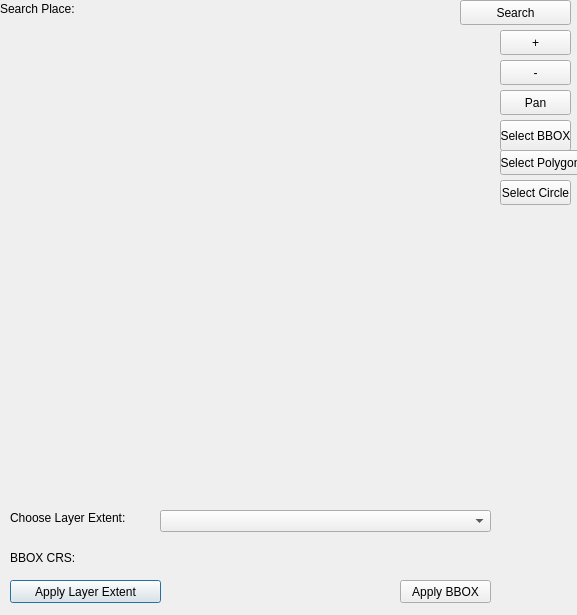
sparqlunicorn/sparqlunicornGoesGIS, file dialogs/ui/bboxdialog.ui: the form before one commit.
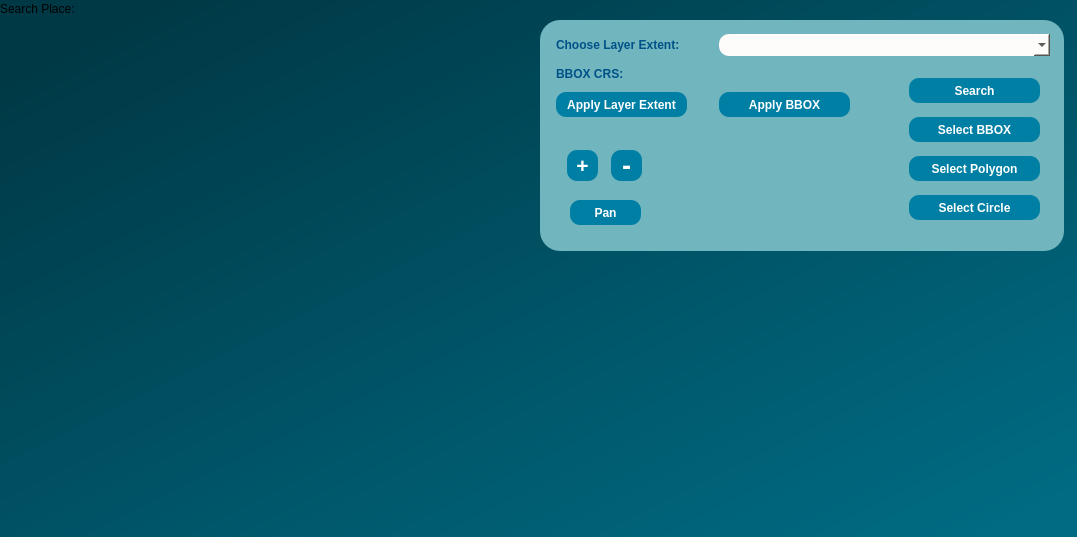
The form after the commit.

Patch:
```diff
--- a/dialogs/ui/bboxdialog.ui
+++ b/dialogs/ui/bboxdialog.ui
@@ -6,140 +6,18 @@
    <rect>
     <x>0</x>
     <y>0</y>
-    <width>577</width>
-    <height>615</height>
+    <width>1077</width>
+    <height>537</height>
    </rect>
   </property>
   <property name="windowTitle">
    <string>Dialog</string>
   </property>
-  <widget class="QLabel" name="chooseLayerLabel">
-   <property name="geometry">
-    <rect>
-     <x>10</x>
-     <y>510</y>
-     <width>151</width>
-     <height>16</height>
-    </rect>
-   </property>
-   <property name="text">
-    <string>Choose Layer Extent:</string>
-   </property>
-  </widget>
-  <widget class="QComboBox" name="chooseBBOXLayer">
-   <property name="geometry">
-    <rect>
-     <x>160</x>
-     <y>510</y>
-     <width>331</width>
-     <height>22</height>
-    </rect>
-   </property>
-  </widget>
-  <widget class="QPushButton" name="b2">
-   <property name="geometry">
-    <rect>
-     <x>10</x>
-     <y>580</y>
-     <width>151</width>
-     <height>23</height>
-    </rect>
-   </property>
-   <property name="text">
-    <string>Apply Layer Extent</string>
-   </property>
-  </widget>
-  <widget class="QPushButton" name="b1">
-   <property name="geometry">
-    <rect>
-     <x>400</x>
-     <y>580</y>
-     <width>91</width>
-     <height>23</height>
-    </rect>
-   </property>
-   <property name="text">
-    <string>Apply BBOX</string>
-   </property>
-  </widget>
-  <widget class="QPushButton" name="zoomIn">
-   <property name="geometry">
-    <rect>
-     <x>500</x>
-     <y>30</y>
-     <width>71</width>
-     <height>25</height>
-    </rect>
-   </property>
-   <property name="text">
-    <string>+</string>
-   </property>
-  </widget>
-  <widget class="QPushButton" name="zoomOut">
-   <property name="geometry">
-    <rect>
-     <x>500</x>
-     <y>60</y>
-     <width>71</width>
-     <height>25</height>
-    </rect>
-   </property>
-   <property name="text">
-    <string>-</string>
-   </property>
-  </widget>
-  <widget class="QPushButton" name="panButton">
-   <property name="geometry">
-    <rect>
-     <x>500</x>
-     <y>90</y>
-     <width>71</width>
-     <height>25</height>
-    </rect>
-   </property>
-   <property name="text">
-    <string>Pan</string>
-   </property>
-  </widget>
-  <widget class="QPushButton" name="selectButton">
-   <property name="geometry">
-    <rect>
-     <x>500</x>
-     <y>120</y>
-     <width>71</width>
-     <height>31</height>
-    </rect>
-   </property>
-   <property name="text">
-    <string>Select BBOX</string>
-   </property>
-  </widget>
-  <widget class="QLabel" name="bboxCRSLabel">
-   <property name="geometry">
-    <rect>
-     <x>10</x>
-     <y>550</y>
-     <width>151</width>
-     <height>16</height>
-    </rect>
-   </property>
-   <property name="text">
-    <string>BBOX CRS:</string>
-   </property>
-  </widget>
-  <widget class="QPushButton" name="searchButton">
-   <property name="geometry">
-    <rect>
-     <x>460</x>
-     <y>0</y>
-     <width>111</width>
-     <height>25</height>
-    </rect>
-   </property>
-   <property name="text">
-    <string>Search</string>
-   </property>
-  </widget>
+  <property name="styleSheet">
+   <string notr="true">QObject#BBOXDialog{
+background-color:qlineargradient(spread:pad, x1:0, y1:0, x2:1, y2:1, stop:0.0795455 rgba(0, 57, 70, 255), stop:0.5625 rgba(0, 85, 104, 255), stop:0.954545 rgba(0, 107, 131, 255));}
+</string>
+  </property>
   <widget class="QLabel" name="searchPlace">
    <property name="geometry">
     <rect>
@@ -153,31 +31,466 @@
     <string>Search Place:</string>
    </property>
   </widget>
-  <widget class="QPushButton" name="selectCircle">
+  <widget class="QFrame" name="frame">
    <property name="geometry">
     <rect>
-     <x>500</x>
-     <y>180</y>
-     <width>71</width>
-     <height>25</height>
+     <x>540</x>
+     <y>20</y>
+     <width>524</width>
+     <height>231</height>
     </rect>
    </property>
-   <property name="text">
-    <string>Select Circle</string>
+   <property name="styleSheet">
+    <string notr="true">QObject#frame{
+	background-color:qlineargradient(spread:pad, x1:0, y1:0, x2:1, y2:1, stop:0.0113636 rgba(113, 181, 190, 255));
+	
+border-radius:20px;}
+</string>
    </property>
-  </widget>
-  <widget class="QPushButton" name="selectPolygon">
-   <property name="geometry">
-    <rect>
-     <x>500</x>
-     <y>150</y>
-     <width>81</width>
-     <height>25</height>
-    </rect>
+   <property name="frameShape">
+    <enum>QFrame::StyledPanel</enum>
    </property>
-   <property name="text">
-    <string>Select Polygon</string>
+   <property name="frameShadow">
+    <enum>QFrame::Raised</enum>
    </property>
+   <widget class="QWidget" name="widget_3" native="true">
+    <property name="geometry">
+     <rect>
+      <x>360</x>
+      <y>50</y>
+      <width>149</width>
+      <height>161</height>
+     </rect>
+    </property>
+    <property name="minimumSize">
+     <size>
+      <width>149</width>
+      <height>161</height>
+     </size>
+    </property>
+    <property name="maximumSize">
+     <size>
+      <width>149</width>
+      <height>161</height>
+     </size>
+    </property>
+    <layout class="QGridLayout" name="gridLayout_2">
+     <item row="1" column="0">
+      <widget class="QPushButton" name="selectButton">
+       <property name="minimumSize">
+        <size>
+         <width>131</width>
+         <height>25</height>
+        </size>
+       </property>
+       <property name="maximumSize">
+        <size>
+         <width>131</width>
+         <height>25</height>
+        </size>
+       </property>
+       <property name="font">
+        <font>
+         <pointsize>9</pointsize>
+         <weight>75</weight>
+         <bold>true</bold>
+        </font>
+       </property>
+       <property name="styleSheet">
+        <string notr="true">background-color:rgb(0, 127, 165);
+border-radius:10px;
+color: rgb(255, 255, 255);</string>
+       </property>
+       <property name="text">
+        <string>Select BBOX</string>
+       </property>
+      </widget>
+     </item>
+     <item row="3" column="0">
+      <widget class="QPushButton" name="selectCircle">
+       <property name="minimumSize">
+        <size>
+         <width>131</width>
+         <height>25</height>
+        </size>
+       </property>
+       <property name="maximumSize">
+        <size>
+         <width>131</width>
+         <height>25</height>
+        </size>
+       </property>
+       <property name="font">
+        <font>
+         <pointsize>9</pointsize>
+         <weight>75</weight>
+         <bold>true</bold>
+        </font>
+       </property>
+       <property name="styleSheet">
+        <string notr="true">background-color:rgb(0, 127, 165);
+border-radius:10px;
+color: rgb(255, 255, 255);</string>
+       </property>
+       <property name="text">
+        <string>Select Circle</string>
+       </property>
+      </widget>
+     </item>
+     <item row="0" column="0">
+      <widget class="QPushButton" name="searchButton">
+       <property name="maximumSize">
+        <size>
+         <width>131</width>
+         <height>25</height>
+        </size>
+       </property>
+       <property name="sizeIncrement">
+        <size>
+         <width>131</width>
+         <height>25</height>
+        </size>
+       </property>
+       <property name="font">
+        <font>
+         <pointsize>9</pointsize>
+         <weight>75</weight>
+         <bold>true</bold>
+        </font>
+       </property>
+       <property name="styleSheet">
+        <string notr="true">background-color:rgb(0, 127, 165);
+border-radius:10px;
+color: rgb(255, 255, 255);</string>
+       </property>
+       <property name="text">
+        <string>Search</string>
+       </property>
+      </widget>
+     </item>
+     <item row="2" column="0">
+      <widget class="QPushButton" name="selectPolygon">
+       <property name="minimumSize">
+        <size>
+         <width>131</width>
+         <height>25</height>
+        </size>
+       </property>
+       <property name="maximumSize">
+        <size>
+         <width>131</width>
+         <height>25</height>
+        </size>
+       </property>
+       <property name="font">
+        <font>
+         <pointsize>9</pointsize>
+         <weight>75</weight>
+         <bold>true</bold>
+        </font>
+       </property>
+       <property name="styleSheet">
+        <string notr="true">background-color:rgb(0, 127, 165);
+border-radius:10px;
+color: rgb(255, 255, 255);</string>
+       </property>
+       <property name="text">
+        <string>Select Polygon</string>
+       </property>
+      </widget>
+     </item>
+    </layout>
+   </widget>
+   <widget class="QWidget" name="widget" native="true">
+    <property name="geometry">
+     <rect>
+      <x>20</x>
+      <y>120</y>
+      <width>91</width>
+      <height>51</height>
+     </rect>
+    </property>
+    <property name="minimumSize">
+     <size>
+      <width>91</width>
+      <height>51</height>
+     </size>
+    </property>
+    <property name="maximumSize">
+     <size>
+      <width>91</width>
+      <height>51</height>
+     </size>
+    </property>
+    <layout class="QHBoxLayout" name="horizontalLayout">
+     <item>
+      <widget class="QPushButton" name="zoomIn">
+       <property name="minimumSize">
+        <size>
+         <width>31</width>
+         <height>31</height>
+        </size>
+       </property>
+       <property name="maximumSize">
+        <size>
+         <width>31</width>
+         <height>31</height>
+        </size>
+       </property>
+       <property name="font">
+        <font>
+         <pointsize>16</pointsize>
+         <weight>75</weight>
+         <bold>true</bold>
+        </font>
+       </property>
+       <property name="styleSheet">
+        <string notr="true">background-color:rgb(0, 127, 165);
+border-radius:10px;
+color: rgb(255, 255, 255);</string>
+       </property>
+       <property name="text">
+        <string>+</string>
+       </property>
+      </widget>
+     </item>
+     <item>
+      <widget class="QPushButton" name="zoomOut">
+       <property name="minimumSize">
+        <size>
+         <width>31</width>
+         <height>31</height>
+        </size>
+       </property>
+       <property name="maximumSize">
+        <size>
+         <width>31</width>
+         <height>31</height>
+        </size>
+       </property>
+       <property name="font">
+        <font>
+         <pointsize>20</pointsize>
+         <weight>75</weight>
+         <bold>true</bold>
+        </font>
+       </property>
+       <property name="styleSheet">
+        <string notr="true">background-color:rgb(0, 127, 165);
+border-radius:10px;
+color: rgb(255, 255, 255);</string>
+       </property>
+       <property name="text">
+        <string>-</string>
+       </property>
+      </widget>
+     </item>
+    </layout>
+   </widget>
+   <widget class="QWidget" name="widget_2" native="true">
+    <property name="geometry">
+     <rect>
+      <x>10</x>
+      <y>10</y>
+      <width>506</width>
+      <height>91</height>
+     </rect>
+    </property>
+    <property name="minimumSize">
+     <size>
+      <width>506</width>
+      <height>91</height>
+     </size>
+    </property>
+    <property name="maximumSize">
+     <size>
+      <width>506</width>
+      <height>91</height>
+     </size>
+    </property>
+    <layout class="QGridLayout" name="gridLayout">
+     <item row="0" column="0">
+      <widget class="QLabel" name="chooseLayerLabel">
+       <property name="minimumSize">
+        <size>
+         <width>151</width>
+         <height>16</height>
+        </size>
+       </property>
+       <property name="maximumSize">
+        <size>
+         <width>151</width>
+         <height>16</height>
+        </size>
+       </property>
+       <property name="font">
+        <font>
+         <pointsize>9</pointsize>
+         <weight>75</weight>
+         <bold>true</bold>
+        </font>
+       </property>
+       <property name="styleSheet">
+        <string notr="true">color:rgb(0, 81, 135);</string>
+       </property>
+       <property name="text">
+        <string>Choose Layer Extent:</string>
+       </property>
+      </widget>
+     </item>
+     <item row="0" column="1">
+      <widget class="QComboBox" name="chooseBBOXLayer">
+       <property name="minimumSize">
+        <size>
+         <width>331</width>
+         <height>22</height>
+        </size>
+       </property>
+       <property name="maximumSize">
+        <size>
+         <width>331</width>
+         <height>22</height>
+        </size>
+       </property>
+       <property name="styleSheet">
+        <string notr="true">border-radius:10px;
+
+border-color:rgb(45, 45, 45);
+
+background-color: rgb(253, 252, 250);</string>
+       </property>
+      </widget>
+     </item>
+     <item row="1" column="0">
+      <widget class="QLabel" name="bboxCRSLabel">
+       <property name="minimumSize">
+        <size>
+         <width>151</width>
+         <height>16</height>
+        </size>
+       </property>
+       <property name="maximumSize">
+        <size>
+         <width>151</width>
+         <height>16</height>
+        </size>
+       </property>
+       <property name="font">
+        <font>
+         <pointsize>9</pointsize>
+         <weight>75</weight>
+         <bold>true</bold>
+        </font>
+       </property>
+       <property name="styleSheet">
+        <string notr="true">color:rgb(0, 81, 135);</string>
+       </property>
+       <property name="text">
+        <string>BBOX CRS:</string>
+       </property>
+      </widget>
+     </item>
+     <item row="2" column="0">
+      <widget class="QPushButton" name="b2">
+       <property name="minimumSize">
+        <size>
+         <width>131</width>
+         <height>25</height>
+        </size>
+       </property>
+       <property name="maximumSize">
+        <size>
+         <width>131</width>
+         <height>25</height>
+        </size>
+       </property>
+       <property name="font">
+        <font>
+         <pointsize>9</pointsize>
+         <weight>75</weight>
+         <bold>true</bold>
+        </font>
+       </property>
+       <property name="styleSheet">
+        <string notr="true">background-color:rgb(0, 127, 165);
+border-radius:10px;
+color: rgb(255, 255, 255);</string>
+       </property>
+       <property name="text">
+        <string>Apply Layer Extent</string>
+       </property>
+      </widget>
+     </item>
+     <item row="2" column="1">
+      <widget class="QPushButton" name="b1">
+       <property name="minimumSize">
+        <size>
+         <width>131</width>
+         <height>25</height>
+        </size>
+       </property>
+       <property name="maximumSize">
+        <size>
+         <width>131</width>
+         <height>25</height>
+        </size>
+       </property>
+       <property name="font">
+        <font>
+         <pointsize>9</pointsize>
+         <weight>75</weight>
+         <bold>true</bold>
+        </font>
+       </property>
+       <property name="styleSheet">
+        <string notr="true">background-color:rgb(0, 127, 165);
+border-radius:10px;
+color: rgb(255, 255, 255);</string>
+       </property>
+       <property name="text">
+        <string>Apply BBOX</string>
+       </property>
+      </widget>
+     </item>
+    </layout>
+   </widget>
+   <widget class="QPushButton" name="panButton">
+    <property name="geometry">
+     <rect>
+      <x>30</x>
+      <y>180</y>
+      <width>71</width>
+      <height>25</height>
+     </rect>
+    </property>
+    <property name="minimumSize">
+     <size>
+      <width>71</width>
+      <height>25</height>
+     </size>
+    </property>
+    <property name="maximumSize">
+     <size>
+      <width>71</width>
+      <height>25</height>
+     </size>
+    </property>
+    <property name="font">
+     <font>
+      <pointsize>9</pointsize>
+      <weight>75</weight>
+      <bold>true</bold>
+     </font>
+    </property>
+    <property name="styleSheet">
+     <string notr="true">background-color:rgb(0, 127, 165);
+border-radius:10px;
+color: rgb(255, 255, 255);</string>
+    </property>
+    <property name="text">
+     <string>Pan</string>
+    </property>
+   </widget>
   </widget>
  </widget>
  <resources/>
```
